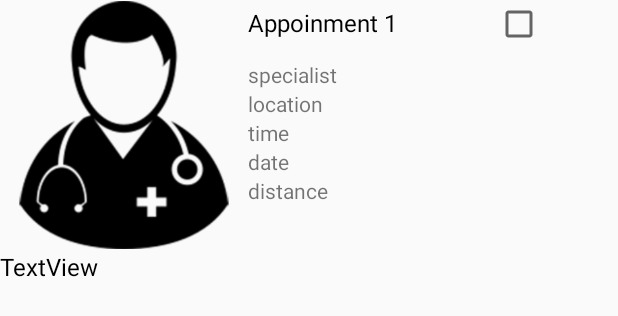
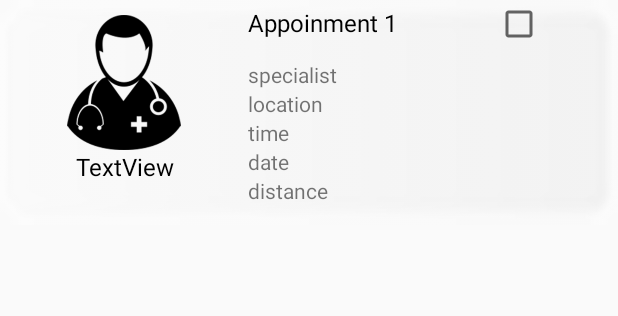
Before and after one commit to faisal-developersbd/HelloDoctor, an Android app: the layout patient_dashboard_item.xml on its own in the app's theme, with its tools: preview values and no code run, on a phone screen of 412 x 824 dp. Shown: the top 316 px of the screen. Run offline under Robolectric (Android 15) with nearby library versions, the phone set to English and light mode, and no system bars.

Commit message:
rename layout

```diff
--- a/app/src/main/res/layout/welcome_text_view.xml
+++ b/app/src/main/res/layout/patient_dashboard_item.xml
@@ -6,12 +6,14 @@
 
     <LinearLayout
         android:layout_width="match_parent"
-        android:layout_height="wrap_content"
+        android:layout_height="150dp"
+
+        android:background="@drawable/listbg"
         android:orientation="vertical">
 
         <LinearLayout
             android:layout_width="match_parent"
-            android:layout_height="250dp"
+            android:layout_height="150dp"
 
             android:orientation="horizontal">
 
@@ -22,18 +24,20 @@
                 android:orientation="vertical">
 
                 <ImageView
-                    android:id="@+id/imageView2"
+                    android:id="@+id/doctor_img"
                     android:layout_width="match_parent"
                     android:layout_height="match_parent"
+                    android:layout_marginTop="10dp"
                     android:layout_weight="1"
                     app:srcCompat="@drawable/doctors_appoinment" />
 
                 <TextView
-                    android:id="@+id/textView13"
+                    android:id="@+id/doctors_name"
                     android:layout_width="match_parent"
                     android:layout_height="match_parent"
                     android:textColor="@android:color/black"
                     android:textSize="16dp"
+                    android:textAlignment="center"
                     android:layout_weight="2"
                     android:text="TextView" />
             </LinearLayout>
@@ -52,7 +56,7 @@
 
 
                     <TextView
-                        android:id="@+id/textView19"
+                        android:id="@+id/list_header"
                         android:layout_width="match_parent"
                         android:layout_height="wrap_content"
                         android:layout_weight="1"
@@ -61,7 +65,7 @@
                         android:text="Appoinment 1" />
 
                     <CheckBox
-                        android:id="@+id/checkBox"
+                        android:id="@+id/check_notification"
                         android:layout_width="match_parent"
                         android:layout_height="wrap_content"
 
@@ -75,7 +79,7 @@
                     android:orientation="vertical">
 
                     <TextView
-                        android:id="@+id/textView15"
+                        android:id="@+id/doctors_sp"
                         android:layout_width="match_parent"
                         android:layout_height="wrap_content"
                         android:text="specialist" />
@@ -83,7 +87,7 @@
 
 
                     <TextView
-                        android:id="@+id/textView16"
+                        android:id="@+id/doctors_location"
                         android:layout_width="match_parent"
                         android:layout_height="wrap_content"
                         android:text="location" />
@@ -91,21 +95,21 @@
 
 
                     <TextView
-                        android:id="@+id/textView18"
+                        android:id="@+id/doctors_time"
                         android:layout_width="wrap_content"
                         android:layout_height="wrap_content"
 
                         android:text="time" />
 
                     <TextView
-                        android:id="@+id/textView17"
+                        android:id="@+id/doctors_date"
                         android:layout_width="wrap_content"
                         android:layout_height="wrap_content"
 
                         android:text="date" />
 
                     <TextView
-                        android:id="@+id/textView20"
+                        android:id="@+id/doctors_distance"
                         android:layout_width="match_parent"
                         android:layout_height="wrap_content"
                         android:text="distance" />
```
